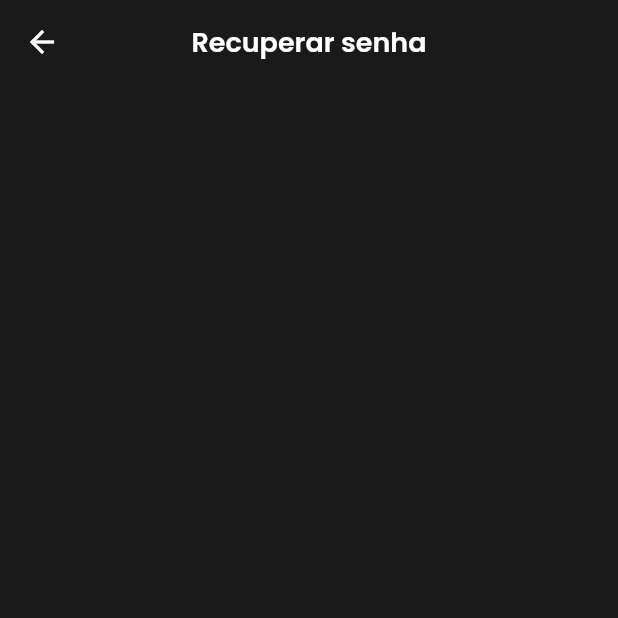
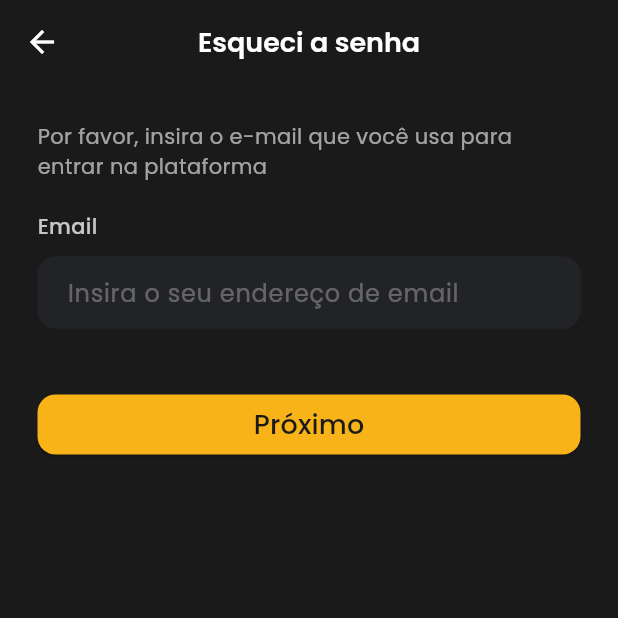
Before and after one commit to riicardofarias/onil_exchange, a Flutter app: the screen it shows after launch, after a tap on "Pular", after a tap on "Esqueceu sua senha?", on a phone screen of 412 x 824 dp, the top half of it. Run offline on Flutter 3.47's test engine with Material 3 defaults, Android fonts, the phone set to English and light mode, and no system bars; our stand-ins replace device_info_plus, dio, event_bus, firebase_messaging, flutter_dotenv, flutter_spinkit and 7 more; accounts and stored records are empty.

Commit message:
feat: improvement theme

```diff
--- a/lib/app/modules/authentication/presentation/forgot-password/forgot_password_controller.dart
+++ b/lib/app/modules/authentication/presentation/forgot-password/forgot_password_controller.dart
@@ -1,11 +1,15 @@
+import 'package:flutter/cupertino.dart';
 import 'package:get/get.dart';
 
 abstract class IForgotPasswordController extends GetxController {
+  TextEditingController get emailCtrl;
+
   bool get revealPassword;
 }
 
 class ForgotPasswordController extends IForgotPasswordController{
   final RxBool _revealPassword = false.obs;
+  final TextEditingController _emailCtrl = TextEditingController();
 
 
   void onRevealPasswordPressed() {
@@ -14,4 +18,7 @@ class ForgotPasswordController extends IForgotPasswordController{
 
   @override
   bool get revealPassword => _revealPassword.value;
+
+  @override
+  TextEditingController get emailCtrl => _emailCtrl;
 }
--- a/lib/app/modules/authentication/presentation/forgot-password/forgot_password_view.dart
+++ b/lib/app/modules/authentication/presentation/forgot-password/forgot_password_view.dart
@@ -1,6 +1,8 @@
 import 'package:flutter/material.dart';
 import 'package:get/get.dart';
 import 'package:onil/app/modules/authentication/presentation/forgot-password/forgot_password_controller.dart';
+import 'package:onil/app/theme/app_color.dart';
+import 'package:onil/app/theme/app_style.dart';
 
 class ForgotPasswordView extends GetView<IForgotPasswordController> {
   const ForgotPasswordView({super.key});
@@ -9,7 +11,32 @@ class ForgotPasswordView extends GetView<IForgotPasswordController> {
   Widget build(BuildContext context) {
     return Scaffold(
       appBar: AppBar(
-        title: Text('Recuperar senha'),
+        title: Text('Esqueci a senha'),
+      ),
+      body: Padding(
+        padding: const EdgeInsets.all(25),
+        child: Column(
+          crossAxisAlignment: CrossAxisAlignment.stretch,
+          children: [
+            Text('Por favor, insira o e-mail que você usa para entrar na plataforma', style: TextStyle(
+              color: AppColor.textNeutral3
+            )),
+            SizedBox(height: 20),
+            Text('Email', style: AppStyle.labelStyle),
+            SizedBox(height: 10),
+            TextFormField(
+              controller: controller.emailCtrl,
+              decoration: InputDecoration(
+                hintText: 'Insira o seu endereço de email',
+              ),
+            ),
+            SizedBox(height: 40),
+            ElevatedButton(
+              onPressed: (){},
+              child: Text('Próximo', style: TextStyle(fontSize: 18))
+            ),
+          ],
+        ),
       ),
     );
   }
--- a/lib/app/modules/authentication/presentation/sign-in/sign_in_view.dart
+++ b/lib/app/modules/authentication/presentation/sign-in/sign_in_view.dart
@@ -3,6 +3,8 @@ import 'package:get/get.dart';
 import 'package:onil/app/modules/authentication/domain/constants/authentication_translate.dart';
 import 'package:onil/app/modules/authentication/presentation/sign-in/sign_in_controller.dart';
 import 'package:onil/app/routes/app_routes.dart';
+import 'package:onil/app/theme/app_color.dart';
+import 'package:onil/app/theme/app_style.dart';
 
 class SignInView extends GetView<ISignInController> {
   const SignInView({super.key});
@@ -18,9 +20,9 @@ class SignInView extends GetView<ISignInController> {
         child: Form(
           key: controller.formKey,
           child: Column(
-            crossAxisAlignment: CrossAxisAlignment.start,
+            crossAxisAlignment: CrossAxisAlignment.stretch,
             children: [
-              Text(AuthenticationTranslate.signInEmail),
+              Text(AuthenticationTranslate.signInEmail, style: AppStyle.labelStyle),
               SizedBox(height: 10),
               TextFormField(
                 validator: controller.validateEmail,
@@ -29,7 +31,7 @@ class SignInView extends GetView<ISignInController> {
                 ),
               ),
               SizedBox(height: 20),
-              Text(AuthenticationTranslate.signInPassword),
+              Text(AuthenticationTranslate.signInPassword, style: AppStyle.labelStyle),
               SizedBox(height: 10),
               Obx(
                 () => TextFormField(
@@ -45,17 +47,17 @@ class SignInView extends GetView<ISignInController> {
                 ),
               ),
               SizedBox(height: 10),
-              TextButton(
-                onPressed: () => Get.toNamed(AppRoutes.forgotPassword),
-                child: Text(AuthenticationTranslate.signInForgotPassword)
+              Align(
+                alignment: Alignment.centerLeft,
+                child: TextButton(
+                  onPressed: () => Get.toNamed(AppRoutes.forgotPassword),
+                  child: Text(AuthenticationTranslate.signInForgotPassword)
+                ),
               ),
               SizedBox(height: 40),
-              SizedBox(
-                width: double.infinity,
-                child: ElevatedButton(
-                  onPressed: controller.onSignInPressed,
-                  child: Text(AuthenticationTranslate.signInEnter, style: TextStyle(fontSize: 18))
-                ),
+              ElevatedButton(
+                onPressed: controller.onSignInPressed,
+                child: Text(AuthenticationTranslate.signInEnter, style: AppStyle.buttonLargeTextStyle)
               )
             ],
           ),
@@ -66,7 +68,9 @@ class SignInView extends GetView<ISignInController> {
         child: Row(
           mainAxisAlignment: MainAxisAlignment.center,
           children: [
-            Text(AuthenticationTranslate.signInNewUser),
+            Text(AuthenticationTranslate.signInNewUser, style: TextStyle(
+              color: AppColor.textNeutral2
+            )),
             TextButton(
               onPressed: (){},
               child: Text(AuthenticationTranslate.signInCreateAccount)
--- a/lib/app/modules/onboarding/presentation/onboarding/pages/onboarding_enter.dart
+++ b/lib/app/modules/onboarding/presentation/onboarding/pages/onboarding_enter.dart
@@ -1,7 +1,9 @@
 import 'package:flutter/material.dart';
 import 'package:flutter_svg/flutter_svg.dart';
+import 'package:get/get.dart';
 import 'package:onil/app/modules/onboarding/domain/constants/onboarding_assets.dart';
 import 'package:onil/app/modules/onboarding/domain/constants/onboarding_translate.dart';
+import 'package:onil/app/routes/app_routes.dart';
 
 class OnboardingEnter extends StatelessWidget {
   const OnboardingEnter({super.key});
@@ -32,7 +34,7 @@ class OnboardingEnter extends StatelessWidget {
                 Expanded(
                   child: ElevatedButton(
                     child: Text(OnboardingTranslate.signIn),
-                    onPressed: (){},
+                    onPressed: () => Get.offNamed(AppRoutes.signIn),
                   ),
                 )
               ],
--- /dev/null
+++ b/lib/app/theme/app_color.dart
@@ -0,0 +1,11 @@
+import 'dart:ui';
+
+class AppColor {
+  static const textNeutral2 = Color.fromRGBO(255, 255, 255, 0.3);
+  static const textNeutral3 = Color.fromRGBO(255, 255, 255, 0.6);
+  static const textNeutral4 = Color.fromRGBO(255, 255, 255, 0.75);
+  static const textNeutral5 = Color.fromRGBO(255, 255, 255, 1);
+
+  static const inputBackgroundColor = Color.fromRGBO(34, 35, 38, 1);
+  static const inputTextColor = textNeutral2;
+}
--- /dev/null
+++ b/lib/app/theme/app_style.dart
@@ -0,0 +1,12 @@
+import 'package:flutter/painting.dart';
+import 'package:onil/app/theme/app_color.dart';
+
+class AppStyle {
+  static TextStyle get labelStyle => TextStyle(
+    color: AppColor.textNeutral4, fontWeight: FontWeight.w500
+  );
+
+  static TextStyle get buttonLargeTextStyle => TextStyle(
+    fontSize: 18
+  );
+}
--- a/lib/app/theme/app_theme.dart
+++ b/lib/app/theme/app_theme.dart
@@ -1,5 +1,5 @@
 import 'package:flutter/material.dart';
-import 'package:get/get.dart';
+import 'package:onil/app/theme/app_color.dart';
 
 const _defaultFontFamily = 'Poppins';
 const _primaryColor = Color.fromRGBO(247, 179, 24, 1);
@@ -7,12 +7,7 @@ const _primaryTextColor = Color.fromRGBO(26, 26, 26, 1);
 const _buttonBorderRadius = 12.0;
 
 // Input
-const _inputBackgroundColor = Color.fromRGBO(34, 35, 38, 1);
 const _inputBorderColor = Color.fromRGBO(34, 35, 38, 1);
-const _inputTextColor = Color.fromRGBO(147, 147, 151, 1);
-
-// Text
-const _textColor = Color.fromRGBO(185, 186, 189, 1);
 
 // AppBar
 const _appBarTextColor = Color.fromRGBO(255, 255, 255, 1);
@@ -38,10 +33,9 @@ final appThemeDark = ThemeData(
   ),
   colorScheme: ColorScheme.dark(
     primary: _primaryColor,
-    secondary: Colors.green,
   ),
   textTheme: TextTheme(
-    bodyMedium: TextStyle(color: _textColor),
+    bodyMedium: TextStyle(fontSize: 14, color: AppColor.textNeutral5),
   ),
   iconButtonTheme: IconButtonThemeData(
     style: IconButton.styleFrom(
@@ -66,7 +60,7 @@ final appThemeDark = ThemeData(
     )
   ),
   inputDecorationTheme: InputDecorationTheme(
-    fillColor: _inputBackgroundColor,
+    fillColor: AppColor.inputBackgroundColor,
     filled: true,
     contentPadding: const EdgeInsets.symmetric(
       vertical: 12, horizontal: 16
@@ -84,12 +78,13 @@ final appThemeDark = ThemeData(
       borderRadius: BorderRadius.circular(_buttonBorderRadius)
     ),
     labelStyle: TextStyle(
-      color: _inputTextColor,
+      color: AppColor.textNeutral4,
+      fontWeight: FontWeight.w500
     ),
     hintStyle: TextStyle(
-      color: _inputTextColor,
+      color: AppColor.textNeutral2,
       fontWeight: FontWeight.w400
     ),
-    suffixIconColor: _inputTextColor,
+    suffixIconColor: AppColor.inputTextColor,
   ),
 );
```
